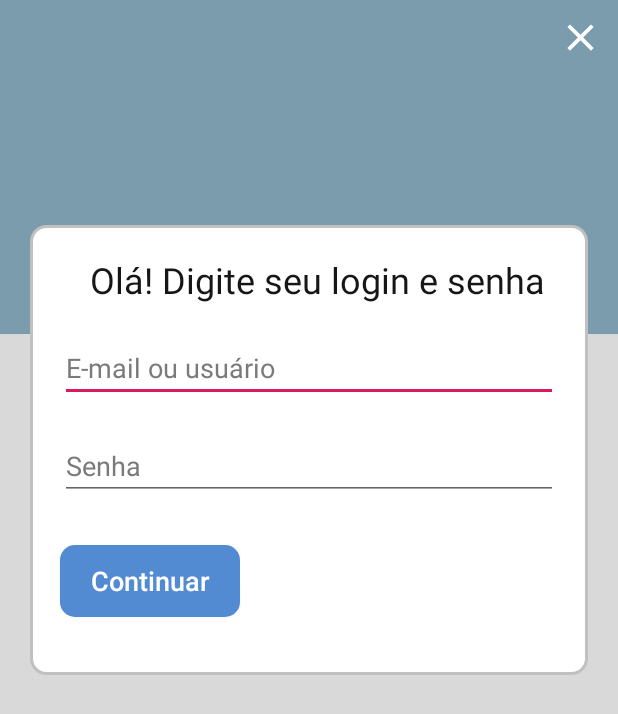
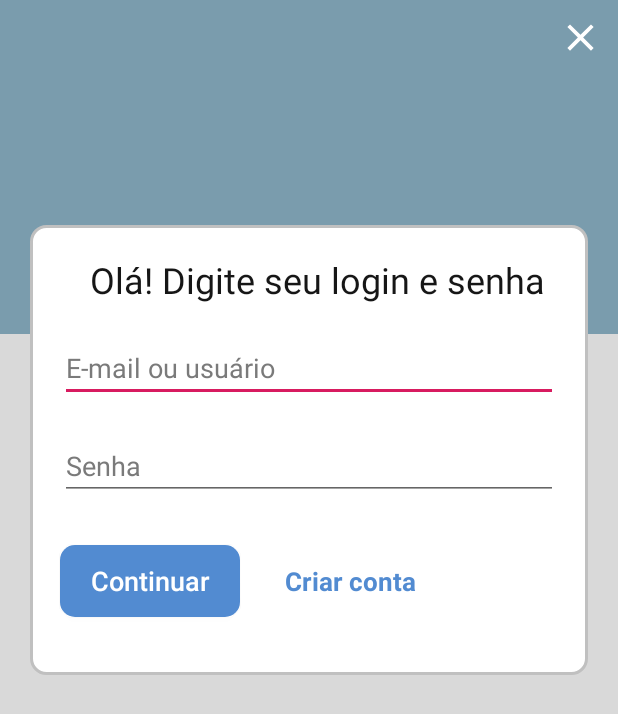
Before and after one commit to mirdep/MyKwad, an Android app: the layout activity_login.xml on its own in the app's theme, with its tools: preview values and no code run, on a phone screen of 412 x 824 dp. Shown: the top 714 px of the screen. Run offline under Robolectric (Android 15) with nearby library versions, the light colour scheme and no system bars; Roboto replaces fonts that are not available here.

Commit message:
Nova tela de login

```diff
--- a/app/src/main/res/layout/activity_login.xml
+++ b/app/src/main/res/layout/activity_login.xml
@@ -102,4 +102,17 @@
         app:layout_constraintStart_toStartOf="@+id/editText_login_usuario"
         app:layout_constraintTop_toBottomOf="@+id/editText_login_senha" />
 
+    <TextView
+        android:id="@+id/textView4"
+        android:layout_width="wrap_content"
+        android:layout_height="wrap_content"
+        android:layout_marginStart="30dp"
+        android:text="Criar conta"
+        android:textColor="#528BD1"
+        android:textSize="17sp"
+        android:textStyle="bold"
+        app:layout_constraintBottom_toBottomOf="@+id/button_login_continuar"
+        app:layout_constraintStart_toEndOf="@+id/button_login_continuar"
+        app:layout_constraintTop_toTopOf="@+id/button_login_continuar" />
+
 </androidx.constraintlayout.widget.ConstraintLayout>
```
